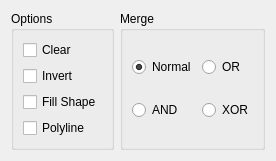
Above: src/GUI/ricobjectview/copyoptions_value.ui from spillerrec/RICcreator before the change. Below: the same form after it.
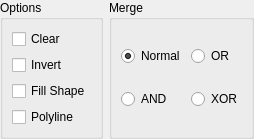
That is the form after the change.

Commit message: Removes some of the margins since the spacings where ridiculously large. FIX: copyoptions_value.ui now properly resizes when options are hidden.

The edit to the form file:
```diff
--- a/src/GUI/ricobjectview/copyoptions_value.ui
+++ b/src/GUI/ricobjectview/copyoptions_value.ui
@@ -7,7 +7,7 @@
     <x>0</x>
     <y>0</y>
     <width>238</width>
-    <height>143</height>
+    <height>125</height>
    </rect>
   </property>
   <property name="sizePolicy">
@@ -26,6 +26,9 @@
    <string>Form</string>
   </property>
   <layout class="QHBoxLayout" name="horizontalLayout">
+   <property name="margin">
+    <number>0</number>
+   </property>
    <item>
     <widget class="QGroupBox" name="options">
      <property name="title">
@@ -70,8 +73,8 @@
         </property>
         <property name="sizeHint" stdset="0">
          <size>
-          <width>20</width>
-          <height>40</height>
+          <width>0</width>
+          <height>0</height>
          </size>
         </property>
        </spacer>
@@ -84,8 +87,10 @@
      <property name="title">
       <string>Merge</string>
      </property>
-     <layout class="QGridLayout" name="gridLayout">
-      <item row="0" column="0">
+     <layout class="QHBoxLayout" name="horizontalLayout_2">
+      <item>
+       <layout class="QVBoxLayout" name="verticalLayout_3">
+        <item>
        <widget class="QRadioButton" name="merge_normal">
         <property name="text">
          <string>Normal</string>
@@ -95,26 +100,32 @@
         </property>
        </widget>
       </item>
-      <item row="1" column="0">
+        <item>
        <widget class="QRadioButton" name="merge_and">
         <property name="text">
          <string>AND</string>
         </property>
        </widget>
       </item>
-      <item row="0" column="1">
+       </layout>
+      </item>
+      <item>
+       <layout class="QVBoxLayout" name="verticalLayout_4">
+        <item>
        <widget class="QRadioButton" name="merge_or">
         <property name="text">
          <string>OR</string>
         </property>
        </widget>
       </item>
-      <item row="1" column="1">
+        <item>
        <widget class="QRadioButton" name="merge_xor">
         <property name="text">
          <string>XOR</string>
         </property>
        </widget>
+        </item>
+       </layout>
       </item>
      </layout>
     </widget>
```
Lines whose indentation alone changed are shown as unchanged. The commit also changes 3 other files.
